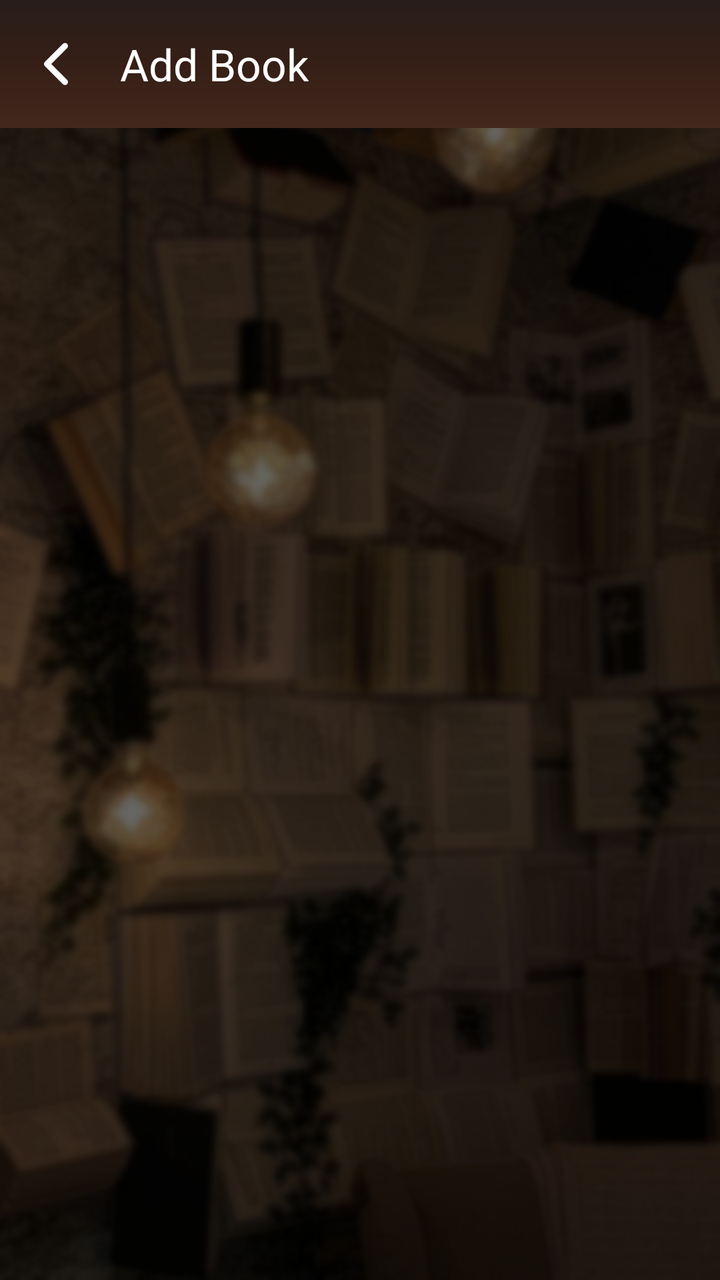
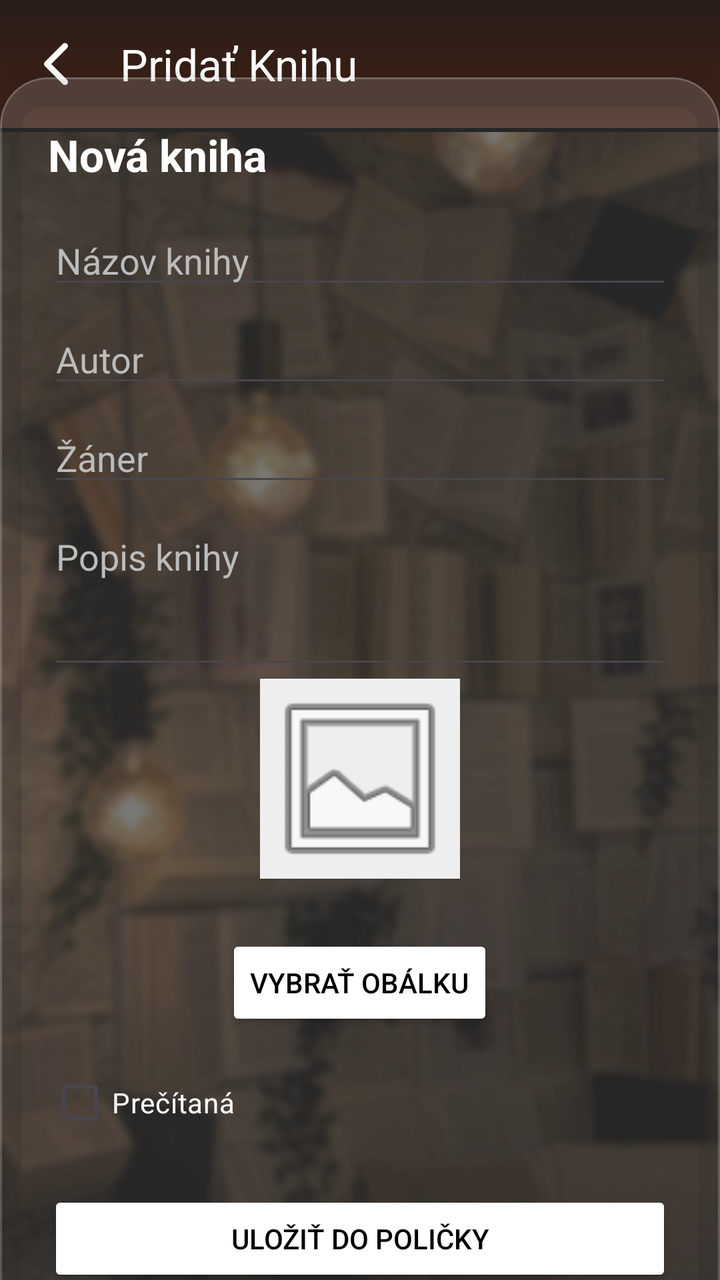

The first picture is an Android layout as it rendered before a commit; the second is the same layout after the commit. The layout source and the unified diff follow.
<!-- AndroidManifest.xml: application theme Theme.Bookshelf -->
<!-- res/layout/activity_add_book.xml -->
<?xml version="1.0" encoding="utf-8"?>
<androidx.constraintlayout.widget.ConstraintLayout
    xmlns:android="http://schemas.android.com/apk/res/android"
    xmlns:app="http://schemas.android.com/apk/res-auto"
    android:layout_width="match_parent"
    android:layout_height="match_parent"
    android:background="@drawable/background">


    <androidx.appcompat.widget.Toolbar
        android:id="@+id/toolbar"
        android:layout_width="match_parent"
        android:layout_height="?attr/actionBarSize"
        android:background="@drawable/blurred_brown_gradient"
        app:title="Add Book"
        app:titleTextColor="@color/white"
        app:navigationIcon="@drawable/chevron_back"
        app:layout_constraintTop_toTopOf="parent" />


</androidx.constraintlayout.widget.ConstraintLayout>
<!-- resources referenced by this layout -->
<resources>
  <color name="white">#FFFFFFFF</color>
  <!-- drawable background: png bitmap (drawable, 415359 bytes) -->
  <!-- drawable blurred_brown_gradient (drawable) -->
  <?xml version="1.0" encoding="utf-8"?>
  
  <shape xmlns:android="http://schemas.android.com/apk/res/android"
      android:shape="rectangle">
      <gradient
          android:type="linear"
          android:angle="270"
          android:gradientRadius="600dp"
          android:startColor="#281D1A"
          android:centerColor="#351F16"
          android:endColor="#43271C" />
  </shape>
  <!-- drawable chevron_back (drawable) -->
  <vector xmlns:android="http://schemas.android.com/apk/res/android"
      android:width="32dp"
      android:height="32dp"
      android:viewportWidth="512"
      android:viewportHeight="512">
    <path
        android:pathData="M328,112l-144,144l144,144"
        android:strokeLineJoin="round"
        android:strokeWidth="48"
        android:fillColor="#00000000"
        android:strokeColor="@color/white"
        android:strokeLineCap="round"/>
  </vector>
  <style name="Theme.Bookshelf" parent="Base.Theme.Bookshelf" />
  <style name="Base.Theme.Bookshelf" parent="Theme.Material3.DayNight.NoActionBar">
          
          
      </style>
</resources>

<!-- the commit's change to res/layout/activity_add_book.xml (unified diff, before → after) -->
@@ -6,16 +6,107 @@
     android:layout_height="match_parent"
     android:background="@drawable/background">
 
-
     <androidx.appcompat.widget.Toolbar
         android:id="@+id/toolbar"
         android:layout_width="match_parent"
         android:layout_height="?attr/actionBarSize"
         android:background="@drawable/blurred_brown_gradient"
-        app:title="Add Book"
-        app:titleTextColor="@color/white"
+        android:theme="@style/ThemeOverlay.AppCompat.Dark.ActionBar"
         app:navigationIcon="@drawable/chevron_back"
-        app:layout_constraintTop_toTopOf="parent" />
+        app:navigationIconTint="@color/white"
+        app:layout_constraintTop_toTopOf="parent"
+        app:title="Pridať Knihu">
 
+    </androidx.appcompat.widget.Toolbar>
+
+    <View
+        android:id="@+id/toolbar_line"
+        android:layout_width="match_parent"
+        android:layout_height="2dp"
+        android:background="@color/black"
+        app:layout_constraintTop_toBottomOf="@id/toolbar" />
+
+    <com.google.android.material.card.MaterialCardView
+        android:id="@+id/add_book_card"
+        android:layout_width="0dp"
+        android:layout_height="wrap_content"
+        app:cardBackgroundColor="#26FFFFFF"
+        app:cardCornerRadius="24dp"
+        app:cardElevation="8dp"
+        app:strokeColor="#33FFFFFF"
+        app:strokeWidth="1dp"
+        app:layout_constraintBottom_toBottomOf="parent"
+        app:layout_constraintEnd_toEndOf="parent"
+        app:layout_constraintStart_toStartOf="parent"
+        app:layout_constraintTop_toBottomOf="@id/toolbar_line">
+
+        <LinearLayout
+            android:layout_width="match_parent"
+            android:layout_height="wrap_content"
+            android:orientation="vertical"
+            android:padding="24dp">
+
+            <TextView
+                android:layout_width="wrap_content"
+                android:layout_height="wrap_content"
+                android:text="Nová kniha"
+                android:textColor="@color/white"
+                android:textSize="22sp"
+                android:textStyle="bold"
+                android:layout_marginBottom="16dp"/>
+
+            <EditText android:id="@+id/edit_book_title"
+                android:layout_width="match_parent" android:layout_height="wrap_content"
+                android:hint="Názov knihy" android:inputType="textCapSentences"
+                android:textColor="@color/white" android:textColorHint="@color/hint_grey"/>
+
+            <EditText android:id="@+id/edit_book_author"
+                android:layout_width="match_parent" android:layout_height="wrap_content"
+                android:hint="Autor" android:layout_marginTop="8dp"
+                android:textColor="@color/white" android:textColorHint="@color/hint_grey"/>
+
+            <EditText android:id="@+id/edit_book_genre"
+                android:layout_width="match_parent" android:layout_height="wrap_content"
+                android:hint="Žáner" android:layout_marginTop="8dp"
+                android:textColor="@color/white" android:textColorHint="@color/hint_grey"/>
+
+            <EditText android:id="@+id/edit_book_description"
+                android:layout_width="match_parent" android:layout_height="wrap_content"
+                android:hint="Popis knihy" android:gravity="top"
+                android:layout_marginTop="8dp" android:lines="3"
+                android:textColor="@color/white" android:textColorHint="@color/hint_grey"/>
+            <ImageView
+                android:id="@+id/img_book_cover"
+                android:layout_width="100dp"
+                android:layout_height="100dp"
+                android:layout_gravity="center"
+                android:scaleType="centerCrop"
+                android:src="@android:drawable/ic_menu_gallery"
+                android:background="#EEEEEE"
+                android:layout_marginBottom="8dp"/>
+
+            <Button
+                android:id="@+id/btn_select_image"
+                android:layout_width="wrap_content"
+                android:layout_height="wrap_content"
+                android:layout_marginTop="20dp"
+                android:backgroundTint="@color/white"
+                android:text="Vybrať obálku"
+                android:layout_gravity="center"
+                android:textColor="@color/black" />
+
+            <CheckBox android:id="@+id/check_is_read"
+                android:layout_width="wrap_content" android:layout_height="wrap_content"
+                android:text="Prečítaná" android:layout_marginTop="12dp"
+                android:textColor="@color/white"
+                android:buttonTint="@color/white"/>
+
+            <Button android:id="@+id/btn_save_book"
+                android:layout_width="match_parent" android:layout_height="wrap_content"
+                android:text="Uložiť do poličky" android:layout_marginTop="20dp"
+                android:backgroundTint="@color/white" android:textColor="@color/black"/>
+
+        </LinearLayout>
+    </com.google.android.material.card.MaterialCardView>
 
 </androidx.constraintlayout.widget.ConstraintLayout>
<!-- resource entries referenced after the edit -->
@@ -1,5 +1,7 @@
 <!-- resources referenced by this layout -->
 <resources>
+  <color name="black">#FF000000</color>
+  <color name="hint_grey">#BBBBBB</color>
   <color name="white">#FFFFFFFF</color>
   <!-- drawable background: png bitmap (drawable, 415359 bytes) -->
   <!-- drawable blurred_brown_gradient (drawable) -->
